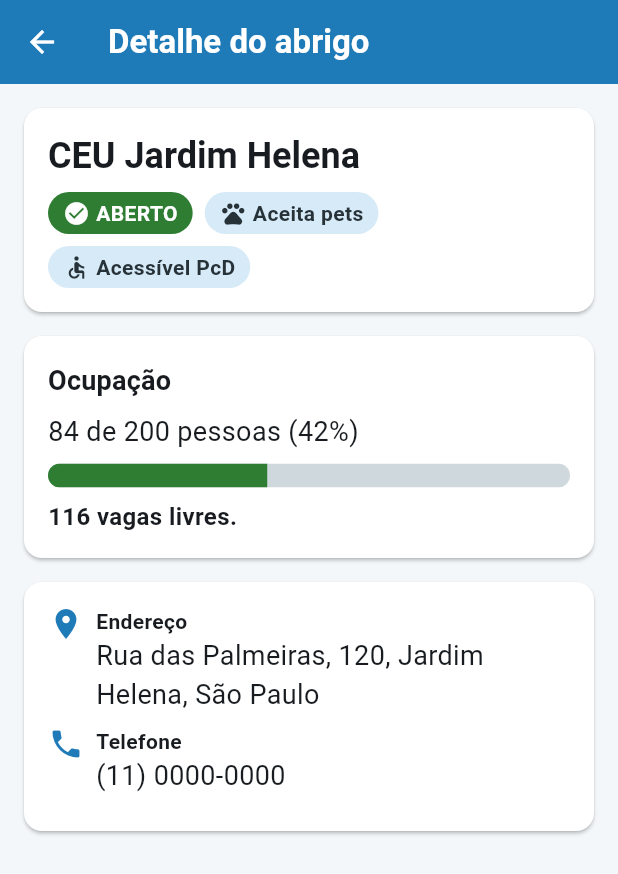
After one commit to Raphael-Sinelli/guardario-mobile, a Flutter app: the TelaDetalheAbrigo screen opened directly with sample values from the repository, on a phone screen of 412 x 824 dp. The commit adds this screen. Shown: the top 874 px of the screen. Run offline on Flutter 3.47's test engine with Material 3 defaults, Android fonts, the phone set to English and light mode, and no system bars; accounts and stored records are empty.

Commit message:
Adiciona o detalhe do abrigo
Recebe o objeto Abrigo pelo construtor e mostra a ocupacao com LinearProgressIndicator, endereco, telefone e o selo ABERTO ou LOTADO. As etiquetas do abrigo passam para um arquivo compartilhado entre a lista e o detalhe.

```diff
--- a/lib/telas/tela_abrigos.dart
+++ b/lib/telas/tela_abrigos.dart
@@ -3,7 +3,8 @@ import 'package:flutter/material.dart';
 import '../data/mock_data.dart';
 import '../models/abrigo.dart';
 import '../theme/app_theme.dart';
-import '../widgets/etiqueta.dart';
+import '../widgets/etiquetas_do_abrigo.dart';
+import 'tela_detalhe_abrigo.dart';
 
 // Lista de abrigos com filtros e favoritos. O estado dos filtros e dos
 // favoritos muda com setState.
@@ -161,6 +162,17 @@ class _TelaAbrigosState extends State<TelaAbrigos> {
 
   Widget _cartaoDoAbrigo(Abrigo abrigo) {
     return Card(
+      child: InkWell(
+        borderRadius: BorderRadius.circular(AppTheme.raioCard),
+        // Toque no card abre o detalhe e passa o abrigo para a nova tela
+        onTap: () {
+          Navigator.push(
+            context,
+            MaterialPageRoute(
+              builder: (context) => TelaDetalheAbrigo(abrigo: abrigo),
+            ),
+          );
+        },
         child: Padding(
           padding: const EdgeInsets.all(AppTheme.espacoM),
           child: Row(
@@ -181,9 +193,9 @@ class _TelaAbrigosState extends State<TelaAbrigos> {
                       spacing: AppTheme.espacoP,
                       runSpacing: AppTheme.espacoP,
                       children: [
-                      _etiquetaDeStatus(abrigo),
-                      _etiquetaDePets(abrigo),
-                      _etiquetaDePcd(abrigo),
+                        etiquetaDeStatus(abrigo),
+                        etiquetaDePets(abrigo),
+                        etiquetaDePcd(abrigo),
                       ],
                     ),
                     const SizedBox(height: AppTheme.espacoP),
@@ -215,45 +227,7 @@ class _TelaAbrigosState extends State<TelaAbrigos> {
             ],
           ),
         ),
-    );
-  }
-
-  Widget _etiquetaDeStatus(Abrigo abrigo) {
-    if (abrigo.lotado) {
-      return const Etiqueta(
-        texto: 'LOTADO',
-        icone: Icons.block,
-        cor: AppTheme.corEmergencia,
-        corTexto: Colors.white,
-      );
-    }
-    return const Etiqueta(
-      texto: 'ABERTO',
-      icone: Icons.check_circle,
-      cor: AppTheme.corNormal,
-      corTexto: Colors.white,
-    );
-  }
-
-  Widget _etiquetaDePets(Abrigo abrigo) {
-    return Etiqueta(
-      texto: abrigo.aceitaPets ? 'Aceita pets' : 'Não aceita pets',
-      icone: abrigo.aceitaPets ? Icons.pets : Icons.do_not_disturb_alt,
-      cor: abrigo.aceitaPets
-          ? const Color(0xFFD6EAF7)
-          : const Color(0xFFECEFF1),
-      corTexto: const Color(0xFF263238),
-    );
-  }
-
-  Widget _etiquetaDePcd(Abrigo abrigo) {
-    return Etiqueta(
-      texto: abrigo.acessivelPcd ? 'Acessível PcD' : 'Sem acessibilidade',
-      icone: abrigo.acessivelPcd ? Icons.accessible : Icons.not_accessible,
-      cor: abrigo.acessivelPcd
-          ? const Color(0xFFD6EAF7)
-          : const Color(0xFFECEFF1),
-      corTexto: const Color(0xFF263238),
+      ),
     );
   }
 }
--- /dev/null
+++ b/lib/telas/tela_detalhe_abrigo.dart
@@ -0,0 +1,139 @@
+import 'package:flutter/material.dart';
+
+import '../models/abrigo.dart';
+import '../theme/app_theme.dart';
+import '../widgets/etiquetas_do_abrigo.dart';
+
+// Detalhe de um abrigo. O objeto Abrigo chega pelo construtor.
+class TelaDetalheAbrigo extends StatelessWidget {
+  final Abrigo abrigo;
+
+  const TelaDetalheAbrigo({super.key, required this.abrigo});
+
+  @override
+  Widget build(BuildContext context) {
+    // Fração de 0 a 1 para o LinearProgressIndicator
+    final proporcao = abrigo.ocupacao / abrigo.capacidade;
+    final porcentagem = (proporcao * 100).round();
+
+    // A barra muda de cor conforme o abrigo vai enchendo
+    Color corDaBarra = AppTheme.corNormal;
+    if (proporcao >= 1) {
+      corDaBarra = AppTheme.corEmergencia;
+    } else if (proporcao >= 0.7) {
+      corDaBarra = AppTheme.corAlerta;
+    }
+
+    return Scaffold(
+      appBar: AppBar(title: const Text('Detalhe do abrigo')),
+      body: ListView(
+        padding: const EdgeInsets.all(AppTheme.espacoM),
+        children: [
+          Card(
+            child: Padding(
+              padding: const EdgeInsets.all(AppTheme.espacoM),
+              child: Column(
+                crossAxisAlignment: CrossAxisAlignment.start,
+                children: [
+                  Text(
+                    abrigo.nome,
+                    style: Theme.of(context).textTheme.headlineSmall,
+                  ),
+                  const SizedBox(height: AppTheme.espacoP),
+                  Wrap(
+                    spacing: AppTheme.espacoP,
+                    runSpacing: AppTheme.espacoP,
+                    children: [
+                      etiquetaDeStatus(abrigo),
+                      etiquetaDePets(abrigo),
+                      etiquetaDePcd(abrigo),
+                    ],
+                  ),
+                ],
+              ),
+            ),
+          ),
+          const SizedBox(height: AppTheme.espacoM),
+          Card(
+            child: Padding(
+              padding: const EdgeInsets.all(AppTheme.espacoM),
+              child: Column(
+                crossAxisAlignment: CrossAxisAlignment.start,
+                children: [
+                  Text(
+                    'Ocupação',
+                    style: Theme.of(context).textTheme.titleMedium,
+                  ),
+                  const SizedBox(height: AppTheme.espacoP),
+                  Text(
+                    '${abrigo.ocupacao} de ${abrigo.capacidade} pessoas '
+                    '($porcentagem%)',
+                    style: const TextStyle(fontSize: 18),
+                  ),
+                  const SizedBox(height: AppTheme.espacoP),
+                  ClipRRect(
+                    borderRadius: BorderRadius.circular(8),
+                    child: LinearProgressIndicator(
+                      value: proporcao,
+                      minHeight: 16,
+                      color: corDaBarra,
+                      backgroundColor: const Color(0xFFCFD8DC),
+                    ),
+                  ),
+                  const SizedBox(height: AppTheme.espacoP),
+                  Text(
+                    abrigo.lotado
+                        ? 'Abrigo lotado. Procure outro abrigo com vagas.'
+                        : '${abrigo.vagas} vagas livres.',
+                    style: const TextStyle(fontWeight: FontWeight.w600),
+                  ),
+                ],
+              ),
+            ),
+          ),
+          const SizedBox(height: AppTheme.espacoM),
+          Card(
+            child: Padding(
+              padding: const EdgeInsets.all(AppTheme.espacoM),
+              child: Column(
+                crossAxisAlignment: CrossAxisAlignment.start,
+                children: [
+                  _linha(Icons.place, 'Endereço', abrigo.endereco),
+                  _linha(Icons.phone, 'Telefone', abrigo.telefone),
+                ],
+              ),
+            ),
+          ),
+        ],
+      ),
+    );
+  }
+
+  Widget _linha(IconData icone, String titulo, String valor) {
+    return Padding(
+      padding: const EdgeInsets.only(bottom: AppTheme.espacoP),
+      child: Row(
+        crossAxisAlignment: CrossAxisAlignment.start,
+        children: [
+          Icon(icone, color: AppTheme.azul),
+          const SizedBox(width: AppTheme.espacoP),
+          Expanded(
+            child: Column(
+              crossAxisAlignment: CrossAxisAlignment.start,
+              children: [
+                Text(
+                  titulo,
+                  style: const TextStyle(
+                    fontSize: 14,
+                    fontWeight: FontWeight.bold,
+                  ),
+                ),
+                Text(valor, style: const TextStyle(fontSize: 18)),
+              ],
+            ),
+          ),
+        ],
+      ),
+    );
+  }
+}
--- /dev/null
+++ b/lib/widgets/etiquetas_do_abrigo.dart
@@ -0,0 +1,45 @@
+import 'package:flutter/material.dart';
+
+import '../models/abrigo.dart';
+import '../theme/app_theme.dart';
+import 'etiqueta.dart';
+
+// As três etiquetas de um abrigo, usadas na lista e no detalhe.
+// Cada uma tem ícone, texto e cor, nunca só cor.
+
+Widget etiquetaDeStatus(Abrigo abrigo) {
+  if (abrigo.lotado) {
+    return const Etiqueta(
+      texto: 'LOTADO',
+      icone: Icons.block,
+      cor: AppTheme.corEmergencia,
+      corTexto: Colors.white,
+    );
+  }
+  return const Etiqueta(
+    texto: 'ABERTO',
+    icone: Icons.check_circle,
+    cor: AppTheme.corNormal,
+    corTexto: Colors.white,
+  );
+}
+
+Widget etiquetaDePets(Abrigo abrigo) {
+  return Etiqueta(
+    texto: abrigo.aceitaPets ? 'Aceita pets' : 'Não aceita pets',
+    icone: abrigo.aceitaPets ? Icons.pets : Icons.do_not_disturb_alt,
+    cor: abrigo.aceitaPets ? const Color(0xFFD6EAF7) : const Color(0xFFECEFF1),
+    corTexto: const Color(0xFF263238),
+  );
+}
+
+Widget etiquetaDePcd(Abrigo abrigo) {
+  return Etiqueta(
+    texto: abrigo.acessivelPcd ? 'Acessível PcD' : 'Sem acessibilidade',
+    icone: abrigo.acessivelPcd ? Icons.accessible : Icons.not_accessible,
+    cor: abrigo.acessivelPcd
+        ? const Color(0xFFD6EAF7)
+        : const Color(0xFFECEFF1),
+    corTexto: const Color(0xFF263238),
+  );
+}
```
Lines whose indentation alone changed are shown as unchanged.
